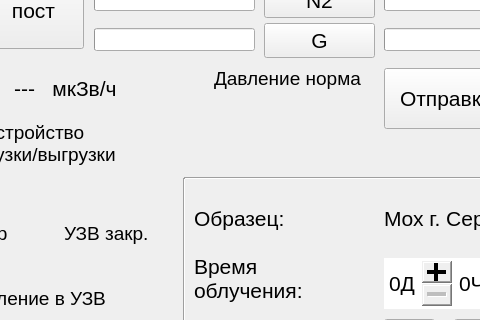
Above: mainwindow.ui from beeleph/PanelRegata2 before the change; both pictures show x 86 to 566 and y 82 to 402 of the 1024 by 720 pixel window. Below: the same form after it.
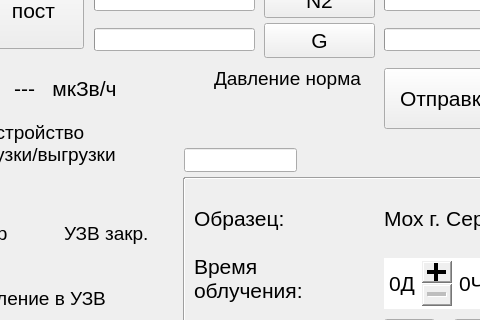
That is the form after the change. Icons and pictures are not drawn. Custom widgets are drawn as their Qt base class.

Commit message:
+virtualKeyboard class
and some test for it.
MODBUS IS OFF

The edit to the form file:
```diff
--- a/mainwindow.ui
+++ b/mainwindow.ui
@@ -1734,6 +1734,16 @@
      <set>Qt::AlignRight|Qt::AlignTrailing|Qt::AlignVCenter</set>
     </property>
    </widget>
+   <widget class="QLineEdit" name="lineEdit">
+    <property name="geometry">
+     <rect>
+      <x>270</x>
+      <y>230</y>
+      <width>113</width>
+      <height>24</height>
+     </rect>
+    </property>
+   </widget>
    <zorder>uzvLabel</zorder>
    <zorder>N1Button</zorder>
    <zorder>N2Button</zorder>
```
Left out of the diff: 1 changed line with no effect on the pictures. The commit also changes 6 other files.
